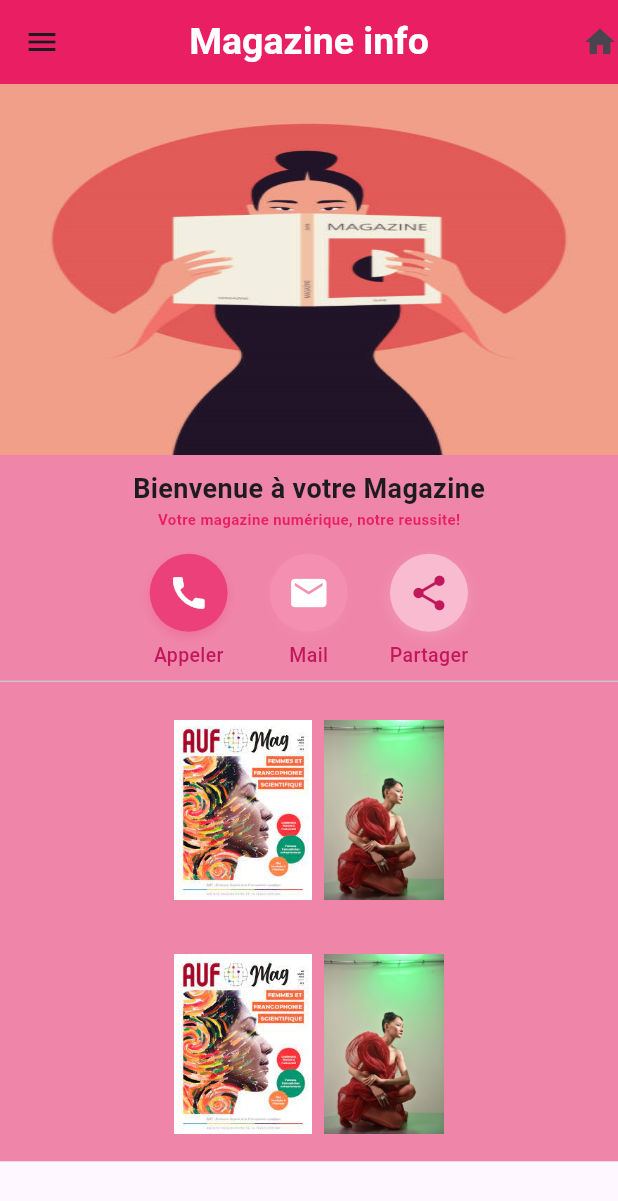
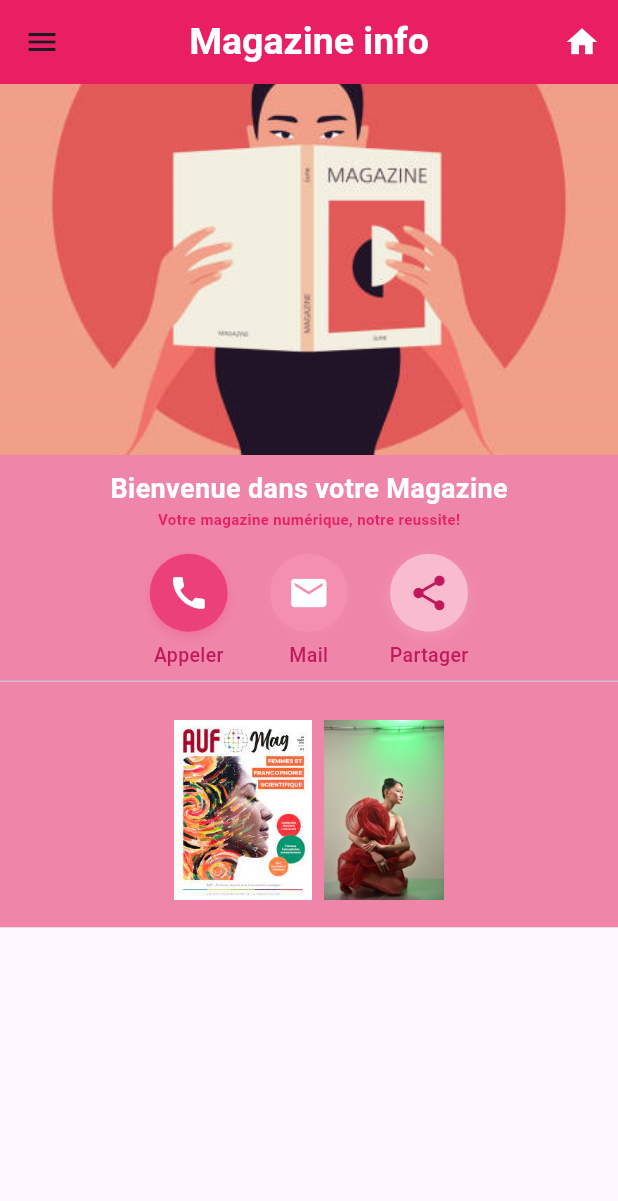
Before and after one commit to Mounba-j/devmov-avancee-semaine3, a Flutter app: the screen it shows after launch, on a phone screen of 412 x 824 dp. Shown: the top 1201 px of the screen. Run offline on Flutter 3.47's test engine with Material 3 defaults, Android fonts, the light colour scheme and no system bars; our stand-ins replace cloud_firestore, firebase_core; accounts and stored records are empty; Roboto replaces fonts that are missing (roboto).

Commit message:
code retoucher

```diff
--- a/lib/HomePage.dart
+++ b/lib/HomePage.dart
@@ -10,7 +10,7 @@ class HomePage extends StatelessWidget {
     return Scaffold(
       drawer: MainDrawer(),
       appBar: AppBar(
-        title:  Text(
+        title: Text(
           'Magazine info',
           style: TextStyle(
             color: Colors.white,
@@ -21,9 +21,21 @@ class HomePage extends StatelessWidget {
         ),
         backgroundColor: Colors.pink,
         centerTitle: true,
-        actions: [Icon(Icons.home)],
+        actions: [
+          IconButton(
+            icon: Icon(Icons.home, color: Colors.white),
+            tooltip: 'Accueil',
+            onPressed: () {
+              // Retour à la page d'accueil (MyBody)
+              Navigator.of(context).pushAndRemoveUntil(
+                MaterialPageRoute(builder: (context) => HomePage()),
+                (route) => false,
+              );
+            },
+          ),
+        ],
       ),
-    body:MyBody(),
+      body: MyBody(),
     );
   }
 }
--- a/lib/MyBody.dart
+++ b/lib/MyBody.dart
@@ -22,13 +22,17 @@ class _MyBodyState extends State<MyBody> {
               Image.asset(
                 "assets/images/couverture.png",
                 height: MediaQuery.of(context).size.height * 0.3,
-                width: MediaQuery.of(context).size.height,
-                fit: BoxFit.fill,
+                width: double.infinity,
+                fit: BoxFit.cover,
               ),
               SizedBox(height: 10),
               Text(
-                "Bienvenue à votre Magazine",
-                style: TextStyle(fontSize: 18, fontWeight: FontWeight.bold),
+                "Bienvenue dans votre Magazine",
+                style: TextStyle(
+                  fontSize: 18,
+                  fontWeight: FontWeight.bold,
+                  color: Colors.white,
+                ),
               ),
               Text(
                 "Votre magazine numérique, notre reussite!",
@@ -52,37 +56,7 @@ class _MyBodyState extends State<MyBody> {
                 ],
               ),
               Divider(),
-              // First row of images
-              Container(
-                margin: const EdgeInsets.all(8),
-                padding: const EdgeInsets.all(10),
-                child: Row(
-                  mainAxisAlignment: MainAxisAlignment.center,
-                  children: [
-                    Flexible(
-                      child: Padding(
-                        padding: const EdgeInsets.symmetric(horizontal: 4.0),
-                        child: Image.asset(
-                          "assets/images/image1.png",
-                          height: 120,
-                          fit: BoxFit.contain,
-                        ),
-                      ),
-                    ),
-                    Flexible(
-                      child: Padding(
-                        padding: const EdgeInsets.symmetric(horizontal: 4.0),
-                        child: Image.asset(
-                          "assets/images/image2.png",
-                          height: 120,
-                          fit: BoxFit.contain,
-                        ),
-                      ),
-                    ),
-                  ],
-                ),
-              ),
-              // Second row of images (if needed, you can remove this if not required)
+              // Ligne d'images unique
               Container(
                 margin: const EdgeInsets.all(8),
                 padding: const EdgeInsets.all(10),
```
Also changed, not shown: 1 other file.
